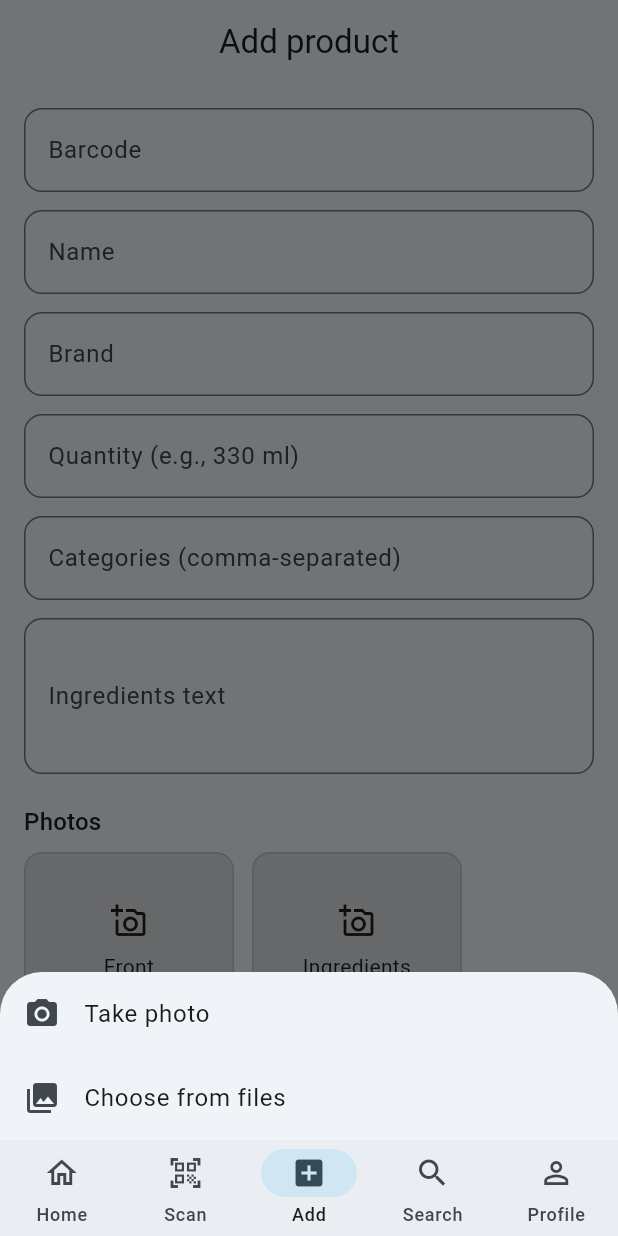
After one commit to HrishikeshSNamputiri/EATINSIGHT, a Flutter app: the AddProductScreen screen opened by its route, after a tap on "Front", on a phone screen of 412 x 824 dp. The commit adds this screen. Run offline on Flutter 3.47's test engine with Material 3 defaults, Android fonts, the phone set to English and light mode, and no system bars; our stand-ins replace dio, flutter_secure_storage, go_router, image_picker; missing offline and left inert: mobile_scanner, openfoodfacts; accounts and stored records are empty.

Commit message:
checkpoint before step 24.1 (add product full fields)

```diff
--- a/lib/src/data/off/off_write_api.dart
+++ b/lib/src/data/off/off_write_api.dart
@@ -31,6 +31,8 @@ class OffWriteApi {
     String? name,
     String? brand,
     String? quantity,
+    String? categories,
+    String? ingredientsText,
   }) async {
     final data = <String, dynamic>{
       'code': barcode,
@@ -41,6 +43,9 @@ class OffWriteApi {
       if (name != null && name.trim().isNotEmpty) 'product_name': name.trim(),
       if (brand != null && brand.trim().isNotEmpty) 'brands': brand.trim(),
       if (quantity != null && quantity.trim().isNotEmpty) 'quantity': quantity.trim(),
+      if (categories != null && categories.trim().isNotEmpty) 'categories': categories.trim(),
+      if (ingredientsText != null && ingredientsText.trim().isNotEmpty)
+        'ingredients_text': ingredientsText.trim(),
     };
     try {
       final res = await _dio.post('/cgi/product_jqm2.pl', data: data);
--- /dev/null
+++ b/lib/src/features/add/presentation/add_product_screen.dart
@@ -0,0 +1,250 @@
+import 'dart:io';
+
+import 'package:flutter/material.dart';
+import 'package:go_router/go_router.dart';
+import 'package:openfoodfacts/openfoodfacts.dart';
+import 'package:provider/provider.dart';
+
+import '../../../data/off/off_auth.dart';
+import '../../../data/off/off_write_api.dart';
+import 'widgets/add_photo_slot.dart';
+
+class AddProductScreen extends StatefulWidget {
+  const AddProductScreen({super.key, this.prefilledBarcode});
+
+  final String? prefilledBarcode;
+
+  @override
+  State<AddProductScreen> createState() => _AddProductScreenState();
+}
+
+class _AddProductScreenState extends State<AddProductScreen> {
+  final _formKey = GlobalKey<FormState>();
+  final _barcodeCtrl = TextEditingController();
+  final _nameCtrl = TextEditingController();
+  final _brandCtrl = TextEditingController();
+  final _quantityCtrl = TextEditingController();
+  final _categoriesCtrl = TextEditingController();
+  final _ingredientsCtrl = TextEditingController();
+
+  final Map<ImageField, String?> _thumbnails = {
+    ImageField.FRONT: null,
+    ImageField.INGREDIENTS: null,
+    ImageField.NUTRITION: null,
+    ImageField.PACKAGING: null,
+  };
+
+  bool _saving = false;
+  String? _error;
+
+  @override
+  void initState() {
+    super.initState();
+    if (widget.prefilledBarcode != null && widget.prefilledBarcode!.isNotEmpty) {
+      _barcodeCtrl.text = widget.prefilledBarcode!;
+    }
+  }
+
+  @override
+  void dispose() {
+    _barcodeCtrl.dispose();
+    _nameCtrl.dispose();
+    _brandCtrl.dispose();
+    _quantityCtrl.dispose();
+    _categoriesCtrl.dispose();
+    _ingredientsCtrl.dispose();
+    super.dispose();
+  }
+
+  Future<void> _handleSubmit() async {
+    if (!_formKey.currentState!.validate()) return;
+    final auth = context.read<OffAuth>();
+    final offUser = auth.offUser;
+    if (offUser == null) {
+      setState(() => _error = 'Please sign in under Profile first.');
+      return;
+    }
+
+    final barcode = _barcodeCtrl.text.trim();
+    setState(() {
+      _saving = true;
+      _error = null;
+    });
+
+    try {
+      final result = await OffWriteApi().createOrUpdate(
+        user: offUser.userId,
+        pass: offUser.password,
+        barcode: barcode,
+        name: _nameCtrl.text,
+        brand: _brandCtrl.text,
+        quantity: _quantityCtrl.text,
+        categories: _categoriesCtrl.text,
+        ingredientsText: _ingredientsCtrl.text,
+      );
+      if (!mounted) return;
+      if (result.ok) {
+        ScaffoldMessenger.of(context).showSnackBar(
+          const SnackBar(content: Text('Product saved')),
+        );
+        final encodedBarcode = Uri.encodeComponent(barcode);
+        context.go('/product/$encodedBarcode');
+      } else {
+        setState(() => _error = result.message);
+      }
+    } catch (err) {
+      if (mounted) setState(() => _error = err.toString());
+    } finally {
+      if (mounted) setState(() => _saving = false);
+    }
+  }
+
+  Future<void> _uploadImage(ImageField field, File file) async {
+    final barcode = _barcodeCtrl.text.trim();
+    if (barcode.isEmpty) {
+      ScaffoldMessenger.of(context).showSnackBar(
+        const SnackBar(content: Text('Enter a barcode first')),
+      );
+      return;
+    }
+
+    final auth = context.read<OffAuth>();
+    final user = auth.offUser ?? const User(userId: 'anonymous', password: '');
+    final sendImage = SendImage(
+      barcode: barcode,
+      imageField: field,
+      imageUri: Uri.file(file.path),
+    );
+    final result = await OpenFoodAPIClient.addProductImage(user, sendImage);
+    if (!mounted) return;
+    if (result.status == 'status ok') {
+      setState(() => _thumbnails[field] = file.path);
+      ScaffoldMessenger.of(context).showSnackBar(
+        SnackBar(content: Text('${field.prettyName} photo uploaded')),
+      );
+    } else {
+      ScaffoldMessenger.of(context).showSnackBar(
+        SnackBar(content: Text(result.error ?? 'Upload failed')),
+      );
+    }
+  }
+
+  @override
+  Widget build(BuildContext context) {
+    final readOnlyBarcode =
+        widget.prefilledBarcode != null && widget.prefilledBarcode!.isNotEmpty;
+    return Scaffold(
+      appBar: AppBar(title: const Text('Add product')),
+      body: SingleChildScrollView(
+        padding: const EdgeInsets.all(16),
+        child: Form(
+          key: _formKey,
+          child: Column(
+            crossAxisAlignment: CrossAxisAlignment.start,
+            children: [
+              TextFormField(
+                controller: _barcodeCtrl,
+                readOnly: readOnlyBarcode,
+                decoration: const InputDecoration(labelText: 'Barcode'),
+                validator: (value) =>
+                    (value == null || value.trim().isEmpty) ? 'Barcode required' : null,
+              ),
+              const SizedBox(height: 12),
+              TextFormField(
+                controller: _nameCtrl,
+                decoration: const InputDecoration(labelText: 'Name'),
+              ),
+              const SizedBox(height: 12),
+              TextFormField(
+                controller: _brandCtrl,
+                decoration: const InputDecoration(labelText: 'Brand'),
+              ),
+              const SizedBox(height: 12),
+              TextFormField(
+                controller: _quantityCtrl,
+                decoration:
+                    const InputDecoration(labelText: 'Quantity (e.g., 330 ml)'),
+              ),
+              const SizedBox(height: 12),
+              TextFormField(
+                controller: _categoriesCtrl,
+                decoration: const InputDecoration(
+                  labelText: 'Categories (comma-separated)',
+                ),
+              ),
+              const SizedBox(height: 12),
+              TextFormField(
+                controller: _ingredientsCtrl,
+                maxLines: 3,
+                decoration: const InputDecoration(labelText: 'Ingredients text'),
+              ),
+              const SizedBox(height: 20),
+              Text('Photos', style: Theme.of(context).textTheme.titleMedium),
+              const SizedBox(height: 8),
+              Wrap(
+                spacing: 12,
+                runSpacing: 12,
+                children: [
+                  AddPhotoSlot(
+                    label: 'Front',
+                    imageField: ImageField.FRONT,
+                    thumbnailPath: _thumbnails[ImageField.FRONT],
+                    onPicked: (file) => _uploadImage(ImageField.FRONT, file),
+                  ),
+                  AddPhotoSlot(
+                    label: 'Ingredients',
+                    imageField: ImageField.INGREDIENTS,
+                    thumbnailPath: _thumbnails[ImageField.INGREDIENTS],
+                    onPicked: (file) => _uploadImage(ImageField.INGREDIENTS, file),
+                  ),
+                  AddPhotoSlot(
+                    label: 'Nutrition',
+                    imageField: ImageField.NUTRITION,
+                    thumbnailPath: _thumbnails[ImageField.NUTRITION],
+                    onPicked: (file) => _uploadImage(ImageField.NUTRITION, file),
+                  ),
+                  AddPhotoSlot(
+                    label: 'Packaging',
+                    imageField: ImageField.PACKAGING,
+                    thumbnailPath: _thumbnails[ImageField.PACKAGING],
+                    onPicked: (file) => _uploadImage(ImageField.PACKAGING, file),
+                  ),
+                ],
+              ),
+              if (_error != null) ...[
+                const SizedBox(height: 12),
+                Text(
+                  _error!,
+                  style:
+                      TextStyle(color: Theme.of(context).colorScheme.error),
+                ),
+              ],
+              const SizedBox(height: 16),
+              FilledButton(
+                onPressed: _saving ? null : _handleSubmit,
+                child: Text(_saving ? 'Submitting…' : 'Submit'),
+              ),
+            ],
+          ),
+        ),
+      ),
+    );
+  }
+}
+
+extension on ImageField {
+  String get prettyName {
+    switch (this) {
+      case ImageField.FRONT:
+        return 'Front';
+      case ImageField.INGREDIENTS:
+        return 'Ingredients';
+      case ImageField.NUTRITION:
+        return 'Nutrition';
+      case ImageField.PACKAGING:
+        return 'Packaging';
+      default:
+        return name;
+    }
+  }
+}
--- /dev/null
+++ b/lib/src/features/add/presentation/widgets/add_photo_slot.dart
@@ -0,0 +1,91 @@
+import 'dart:io';
+
+import 'package:flutter/material.dart';
+import 'package:image_picker/image_picker.dart';
+import 'package:openfoodfacts/openfoodfacts.dart';
+
+/// Selects a photo for the given [imageField] using camera or gallery, then
+/// forwards the resulting [File] to [onPicked].
+class AddPhotoSlot extends StatelessWidget {
+  const AddPhotoSlot({
+    super.key,
+    required this.label,
+    required this.imageField,
+    required this.onPicked,
+    this.thumbnailPath,
+  });
+
+  final String label;
+  final ImageField imageField;
+  final Future<void> Function(File file) onPicked;
+  final String? thumbnailPath;
+
+  Future<void> _chooseSource(BuildContext context) async {
+    final choice = await showModalBottomSheet<ImageSource>(
+      context: context,
+      builder: (ctx) => SafeArea(
+        child: Column(
+          mainAxisSize: MainAxisSize.min,
+          children: [
+            ListTile(
+              leading: const Icon(Icons.photo_camera),
+              title: const Text('Take photo'),
+              onTap: () => Navigator.of(ctx).pop(ImageSource.camera),
+            ),
+            ListTile(
+              leading: const Icon(Icons.photo_library),
+              title: const Text('Choose from files'),
+              onTap: () => Navigator.of(ctx).pop(ImageSource.gallery),
+            ),
+          ],
+        ),
+      ),
+    );
+    if (choice == null) return;
+    final picker = ImagePicker();
+    final XFile? xfile = await picker.pickImage(
+      source: choice,
+      imageQuality: 92,
+      preferredCameraDevice: CameraDevice.rear,
+    );
+    if (xfile == null) return;
+    await onPicked(File(xfile.path));
+  }
+
+  @override
+  Widget build(BuildContext context) {
+    return Tooltip(
+      message: '${imageField.name.toLowerCase()} photo',
+      child: GestureDetector(
+        onTap: () => _chooseSource(context),
+        child: Container(
+          width: 140,
+          height: 120,
+          decoration: BoxDecoration(
+            borderRadius: BorderRadius.circular(12),
+            color: Theme.of(context).colorScheme.surfaceContainerHighest,
+            border: Border.all(color: Theme.of(context).colorScheme.outlineVariant),
+          ),
+          child: thumbnailPath == null
+              ? Column(
+                  mainAxisAlignment: MainAxisAlignment.center,
+                  children: [
+                    const Icon(Icons.add_a_photo_outlined),
+                    const SizedBox(height: 8),
+                    Text(label, textAlign: TextAlign.center),
+                  ],
+                )
+              : ClipRRect(
+                  borderRadius: BorderRadius.circular(12),
+                  child: Image.file(
+                    File(thumbnailPath!),
+                    fit: BoxFit.cover,
+                    width: double.infinity,
+                    height: double.infinity,
+                  ),
+                ),
+        ),
+      ),
+    );
+  }
+}
--- a/lib/src/features/product/presentation/product_screen.dart
+++ b/lib/src/features/product/presentation/product_screen.dart
@@ -378,21 +378,41 @@ class _NotFound extends StatelessWidget {
 
   @override
   Widget build(BuildContext context) {
+    final addUri = Uri(path: AppRoutes.add, queryParameters: {'barcode': barcode}).toString();
     return Center(
       child: Padding(
         padding: const EdgeInsets.all(24),
+        child: Card(
+          child: Padding(
+            padding: const EdgeInsets.all(20),
             child: Column(
               mainAxisSize: MainAxisSize.min,
               children: [
                 const Icon(Icons.inventory_2_outlined, size: 56),
                 const SizedBox(height: 12),
-            Text('No product found for $barcode', textAlign: TextAlign.center),
+                const Text(
+                  'Product not found',
+                  style: TextStyle(fontSize: 18, fontWeight: FontWeight.bold),
+                  textAlign: TextAlign.center,
+                ),
+                const SizedBox(height: 8),
+                const Text(
+                  'You can add it to the database.',
+                  textAlign: TextAlign.center,
+                ),
                 const SizedBox(height: 16),
+                FilledButton.icon(
+                  onPressed: () => context.go(addUri),
+                  icon: const Icon(Icons.add_box),
+                  label: const Text('Add this product'),
+                ),
+                const SizedBox(height: 12),
                 Wrap(
                   spacing: 12,
                   runSpacing: 8,
+                  alignment: WrapAlignment.center,
                   children: [
-                FilledButton.icon(
+                    OutlinedButton.icon(
                       onPressed: () => context.go(AppRoutes.scan),
                       icon: const Icon(Icons.qr_code_scanner),
                       label: const Text('Scan another'),
@@ -408,6 +428,8 @@ class _NotFound extends StatelessWidget {
               ],
             ),
           ),
+        ),
+      ),
     );
   }
 }
--- a/lib/src/routing/app_router.dart
+++ b/lib/src/routing/app_router.dart
@@ -4,6 +4,7 @@ import '../features/scan/presentation/scan_screen.dart';
 import '../features/search/presentation/search_screen.dart';
 import '../features/profile/presentation/profile_screen.dart';
 import '../features/profile/presentation/preferences_screen.dart';
+import '../features/add/presentation/add_product_screen.dart';
 import '../features/product/presentation/product_screen.dart';
 import 'scaffold_with_nav.dart';
 
@@ -11,6 +12,7 @@ class AppRoutes {
   static const home = '/';
   static const prefs = '/prefs';
   static const scan = '/scan';
+  static const add = '/add';
   static const search = '/search';
   static const profile = '/profile';
   static const product = '/product/:barcode';
@@ -25,6 +27,13 @@ GoRouter createRouter() {
         routes: <RouteBase>[
           GoRoute(path: AppRoutes.home, builder: (_, __) => const HomeScreen()),
           GoRoute(path: AppRoutes.scan, builder: (_, __) => const ScanScreen()),
+          GoRoute(
+            path: AppRoutes.add,
+            builder: (_, state) {
+              final barcode = state.uri.queryParameters['barcode'];
+              return AddProductScreen(prefilledBarcode: barcode);
+            },
+          ),
           GoRoute(path: AppRoutes.search, builder: (_, __) => const SearchScreen()),
           GoRoute(path: AppRoutes.prefs, builder: (_, __) => const PreferencesScreen()),
           GoRoute(path: AppRoutes.profile, builder: (_, __) => const ProfileScreen()),
--- a/lib/src/routing/scaffold_with_nav.dart
+++ b/lib/src/routing/scaffold_with_nav.dart
@@ -14,6 +14,7 @@ class _ScaffoldWithNavBarState extends State<ScaffoldWithNavBar> {
   static const List<String> _routes = <String>[
     AppRoutes.home,
     AppRoutes.scan,
+    AppRoutes.add,
     AppRoutes.search,
     AppRoutes.profile,
   ];
@@ -35,7 +36,7 @@ class _ScaffoldWithNavBarState extends State<ScaffoldWithNavBar> {
 
   @override
   Widget build(BuildContext context) {
-    final String location = GoRouterState.of(context).uri.toString();
+    final String location = GoRouterState.of(context).uri.path;
     _index = _locationToIndex(location);
     debugPrint('[ScaffoldWithNavBar] build -> location=$location, index=$_index');
 
@@ -54,6 +55,11 @@ class _ScaffoldWithNavBarState extends State<ScaffoldWithNavBar> {
             icon: Icon(Icons.qr_code_scanner),
             selectedIcon: Icon(Icons.qr_code),
             label: 'Scan',
+          ),
+          const NavigationDestination(
+            icon: Icon(Icons.add_box_outlined),
+            selectedIcon: Icon(Icons.add_box),
+            label: 'Add',
           ),
           const NavigationDestination(
             icon: Icon(Icons.search_outlined),
@@ -103,16 +109,22 @@ class _AppDrawer extends StatelessWidget {
               onTap: () => _handleTap(context, 1),
             ),
             ListTile(
-              leading: const Icon(Icons.search),
-              title: const Text('Search'),
+              leading: const Icon(Icons.add_box),
+              title: const Text('Add'),
               selected: currentIndex == 2,
               onTap: () => _handleTap(context, 2),
             ),
             ListTile(
+              leading: const Icon(Icons.search),
+              title: const Text('Search'),
+              selected: currentIndex == 3,
+              onTap: () => _handleTap(context, 3),
+            ),
+            ListTile(
               leading: const Icon(Icons.person),
               title: const Text('Profile'),
-              selected: currentIndex == 3,
-              onTap: () => _handleTap(context, 3),
+              selected: currentIndex == 4,
+              onTap: () => _handleTap(context, 4),
             ),
           ],
         ),
```
Also changed, not shown: lib/src/features/home/presentation/home_screen.dart (+17 -3 lines), 1 other file. Lines whose indentation alone changed are shown as unchanged.
